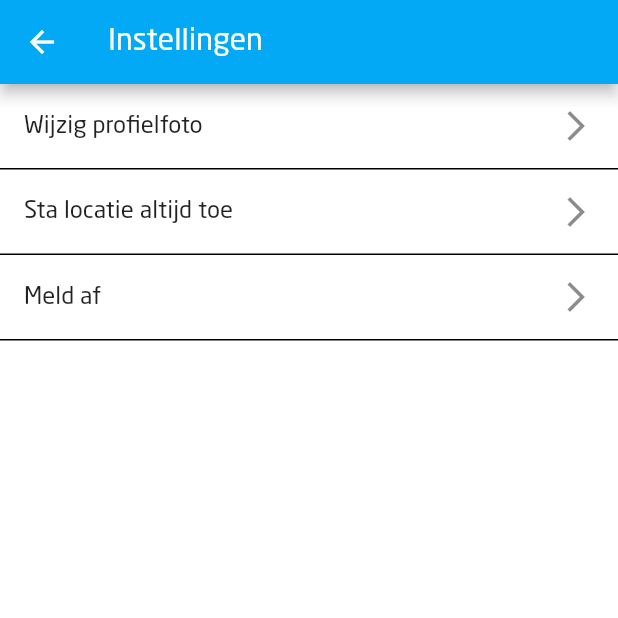
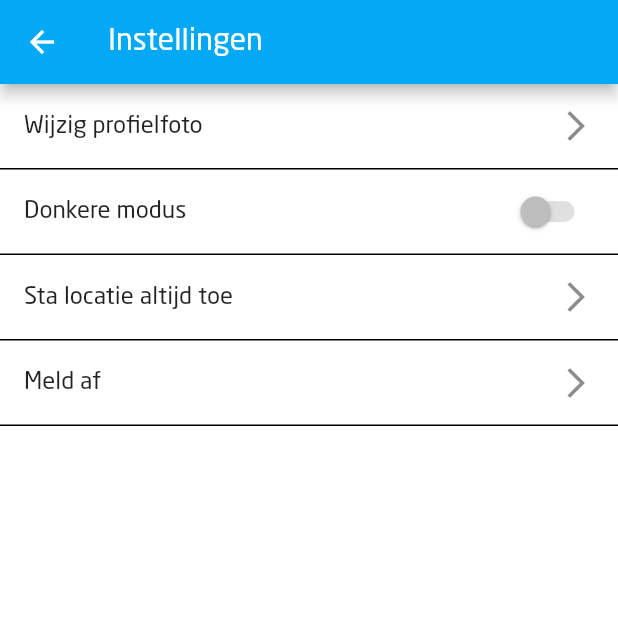
Before and after one commit to oSoc18/gentlestudent, a Flutter app: the SettingsPage screen opened by its route, on a phone screen of 412 x 824 dp, the top half of it. Run offline on Flutter 3.47's test engine with Material 2 defaults, Android fonts, the phone set to English and light mode, and no system bars; our stand-ins replace cached_network_image, cloud_firestore, date_format, firebase_auth, flutter_map, latlong and 1 more; missing offline and left inert: beacons, flutter_html_view, intro_views_flutter, local_notifications; accounts and stored records are empty.

```diff
--- a/gentle_student/lib/pages/user/settings/settings_page.dart
+++ b/gentle_student/lib/pages/user/settings/settings_page.dart
@@ -93,6 +93,21 @@ class _SettingsPageState extends State<SettingsPage> {
           ),
           Container(
             child: ListTile(
+              trailing: Switch(
+                value: false,
+                onChanged: null,
+              ),
+              title: Text('Donkere modus'),
+              onTap: () => {},
+            ),
+            decoration: new BoxDecoration(
+              border: new Border(
+                bottom: new BorderSide(),
+              ),
+            ),
+          ),
+          Container(
+            child: ListTile(
               trailing: Icon(Icons.arrow_forward_ios),
               title: Text('Sta locatie altijd toe'),
               onTap: () => {},
```
